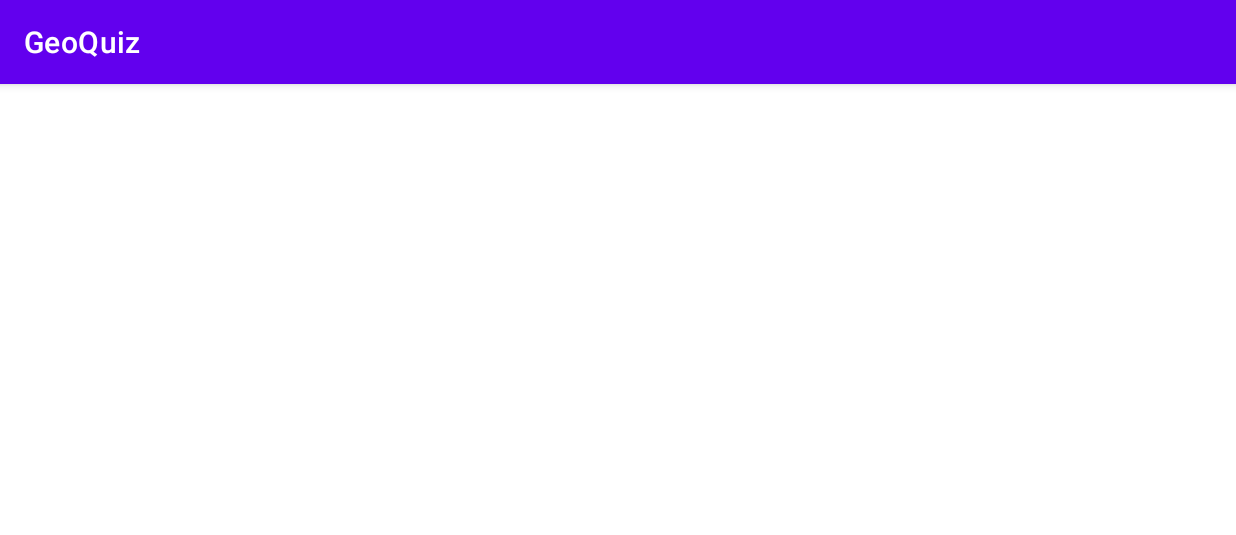
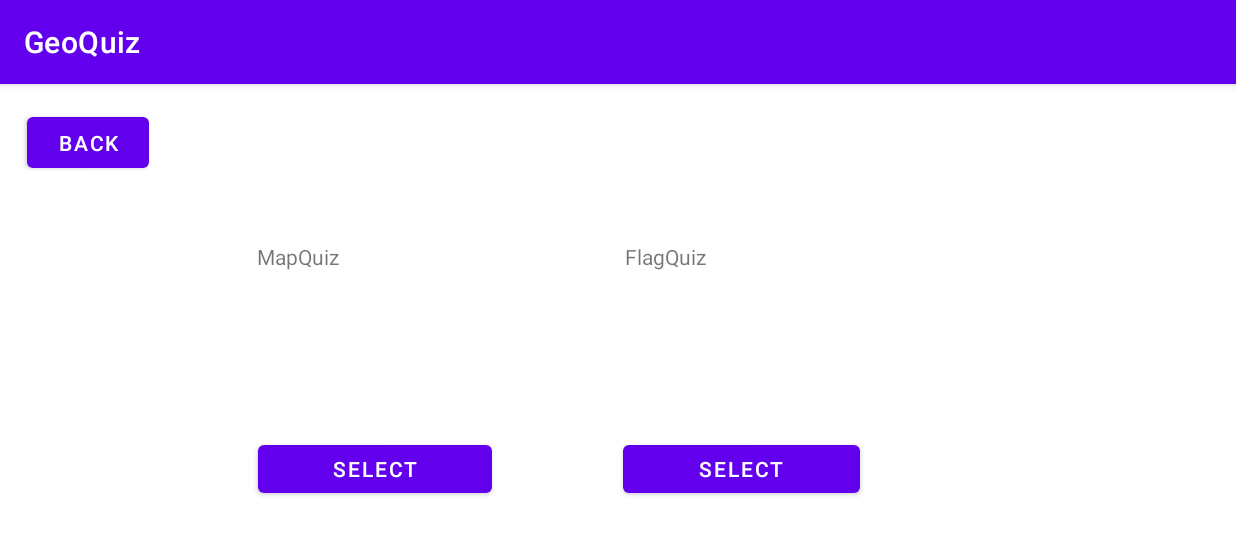
Before and after one commit to rdass23/GeoQuiz, an Android app: the QuizSelectionActivity screen opened directly, with no data from a screen before it, on a phone screen of 824 x 412 dp (held sideways). Shown: the top 535 px of the screen. Run offline under Robolectric (Android 15) with nearby library versions, the phone set to English and light mode, and no system bars.

Commit message:
added activities

```diff
--- a/app/src/main/java/com/example/geoquiz/MainActivity.kt
+++ b/app/src/main/java/com/example/geoquiz/MainActivity.kt
@@ -19,4 +19,9 @@ class MainActivity : AppCompatActivity() {
         startActivity(intent)
     }
 
+    fun selectQuizMode(view: View) {
+        val intent = Intent(this, QuizSelectionActivity::class.java)
+        startActivity(intent)
+    }
+
 }
--- a/app/src/main/res/layout/activity_quiz_selection.xml
+++ b/app/src/main/res/layout/activity_quiz_selection.xml
@@ -6,4 +6,54 @@
     android:layout_height="match_parent"
     tools:context=".QuizSelectionActivity">
 
+    <TextView
+        android:id="@+id/countryQuizInfo"
+        android:layout_width="158dp"
+        android:layout_height="129dp"
+        android:layout_marginStart="171dp"
+        android:layout_marginTop="105dp"
+        android:text="MapQuiz"
+        app:layout_constraintStart_toStartOf="parent"
+        app:layout_constraintTop_toTopOf="parent" />
+
+    <TextView
+        android:id="@+id/flagQuizInfo"
+        android:layout_width="158dp"
+        android:layout_height="128dp"
+        android:layout_marginStart="87dp"
+        android:layout_marginTop="105dp"
+        android:text="FlagQuiz"
+        app:layout_constraintStart_toEndOf="@+id/countryQuizInfo"
+        app:layout_constraintTop_toTopOf="parent" />
+
+    <Button
+        android:id="@+id/selectCountryQuiz"
+        android:layout_width="156dp"
+        android:layout_height="44dp"
+        android:layout_marginStart="172dp"
+        android:onClick="startCountryQuiz"
+        android:text="select"
+        app:layout_constraintStart_toStartOf="parent"
+        app:layout_constraintTop_toBottomOf="@+id/countryQuizInfo" />
+
+    <Button
+        android:id="@+id/selectFlagQuiz"
+        android:layout_width="158dp"
+        android:layout_height="44dp"
+        android:layout_marginStart="87dp"
+        android:layout_marginTop="1dp"
+        android:text="select"
+        app:layout_constraintStart_toEndOf="@+id/selectCountryQuiz"
+        app:layout_constraintTop_toBottomOf="@+id/flagQuizInfo" />
+
+    <Button
+        android:id="@+id/backButtonQuizSelect"
+        android:layout_width="81dp"
+        android:layout_height="46dp"
+        android:layout_marginStart="18dp"
+        android:layout_marginTop="16dp"
+        android:onClick="goBack"
+        android:text="Back"
+        app:layout_constraintStart_toStartOf="parent"
+        app:layout_constraintTop_toTopOf="parent" />
 </androidx.constraintlayout.widget.ConstraintLayout>
```
Also changed, not shown: app/src/main/AndroidManifest.xml (+6 -4 lines), app/src/main/java/com/example/geoquiz/MapQuizInfoActivity.kt (added, +17 -0 lines), app/src/main/java/com/example/geoquiz/QuizSelectionActivity.kt (+15 -0 lines), app/src/main/res/layout/activity_main.xml (+9 -8 lines), app/src/main/res/layout/activity_map_quiz_info.xml (added, +39 -0 lines).
